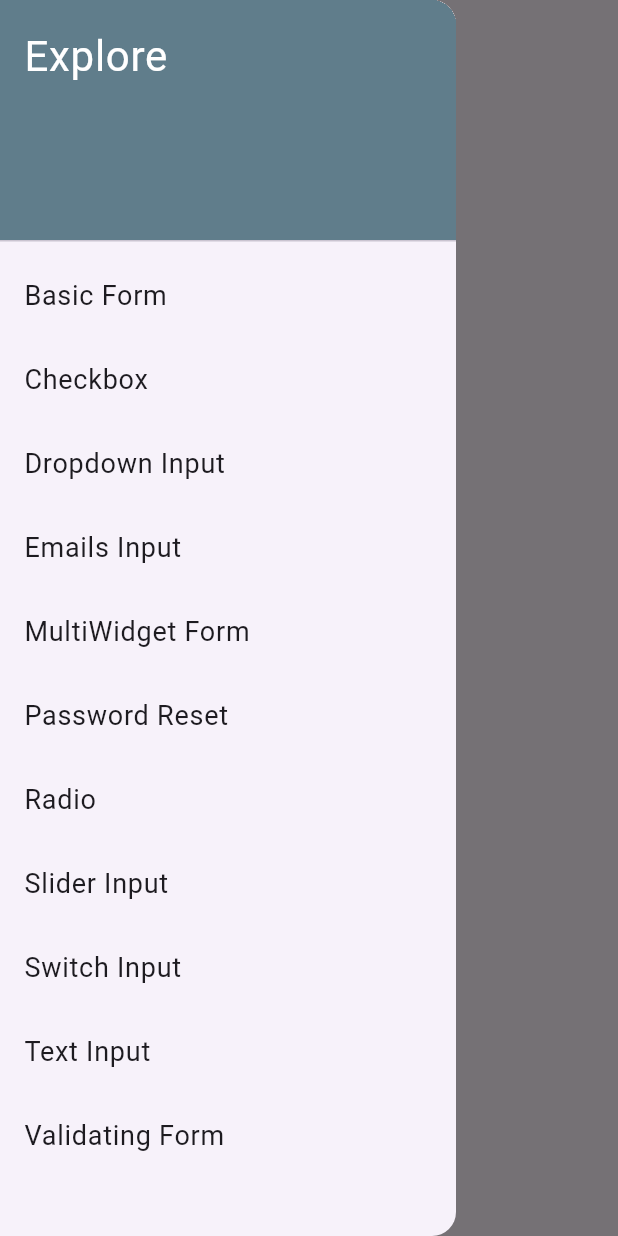
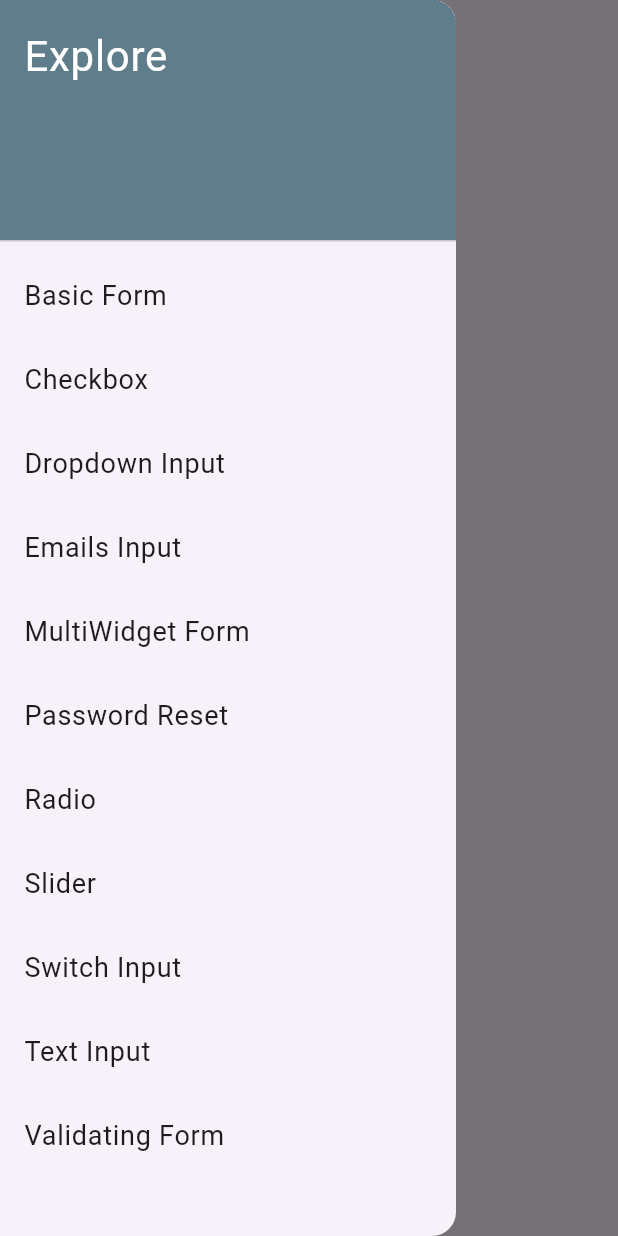
Before and after one commit to randy-kip/flutter-1-forms, a Flutter app: the screen it shows after launch, with the side drawer open, on a phone screen of 412 x 824 dp. Run offline on Flutter 3.47's test engine with Material 3 defaults, Android fonts, the phone set to English and light mode, and no system bars.

Commit message:
1. ✨feat: Implement SliderInput widget
2. ✨chore: Update screen routes for SliderInput

```diff
--- a/lib/main.dart
+++ b/lib/main.dart
@@ -6,8 +6,8 @@ import 'package:forms_fa/screens/emails_screen.dart';
 import 'package:forms_fa/screens/multi_widget_screen.dart';
 import 'package:forms_fa/screens/password_screen.dart';
 import 'package:forms_fa/screens/radio_screen.dart';
+import 'package:forms_fa/screens/slider_screen.dart';
 import 'package:forms_fa/shared/menu_drawer.dart';
-import 'package:forms_fa/widgets/slider_input.dart';
 import 'package:forms_fa/widgets/switch_input.dart';
 import 'package:forms_fa/widgets/text_input.dart';
 import 'package:forms_fa/widgets/validating_form.dart';
@@ -39,7 +39,7 @@ class MyApp extends StatelessWidget {
         '/multi': (context) => const MultiWidgetScreen(),
         '/passfield': (context) => const PasswordResetScreen(),
         '/radio': (context) => const RadioInputScreen(),
-        '/slider': (context) => const SliderInput(),
+        '/slider': (context) => const SliderScreen(),
         '/switch': (context) => const SwitchInput(),
         '/text': (context) => const TextInput(),
         '/validating': (context) => const ValidatingForm()
--- a/lib/shared/menu_drawer.dart
+++ b/lib/shared/menu_drawer.dart
@@ -7,7 +7,7 @@ import 'package:forms_fa/screens/emails_screen.dart';
 import 'package:forms_fa/screens/multi_widget_screen.dart';
 import 'package:forms_fa/screens/password_screen.dart';
 import 'package:forms_fa/screens/radio_screen.dart';
-import 'package:forms_fa/widgets/slider_input.dart';
+import 'package:forms_fa/screens/slider_screen.dart';
 import 'package:forms_fa/widgets/switch_input.dart';
 import 'package:forms_fa/widgets/text_input.dart';
 import 'package:forms_fa/widgets/validating_form.dart';
@@ -33,7 +33,7 @@ class MenuDrawer extends StatelessWidget {
       'MultiWidget Form',
       'Password Reset',
       'Radio',
-      'Slider Input',
+      'Slider',
       'Switch Input',
       'Text Input',
       'Validating Form'
@@ -77,7 +77,7 @@ class MenuDrawer extends StatelessWidget {
               screen = const RadioInputScreen();
               break;
             case 'Slider Input':
-              screen = const SliderInput();
+              screen = const SliderScreen();
               break;
             case 'Switch Input':
               screen = const SwitchInput();
--- a/lib/widgets/slider_input.dart
+++ b/lib/widgets/slider_input.dart
@@ -2,6 +2,8 @@ import 'package:flutter/material.dart';
 
 class SliderInput extends StatefulWidget {
   const SliderInput({super.key});
+
+  double get sliderValue => 2.0;
 
   @override
   State<StatefulWidget> createState() => _SliderInputState();
```
Also changed, not shown: lib/screens/slider_screen.dart (added, +36 -0 lines).
